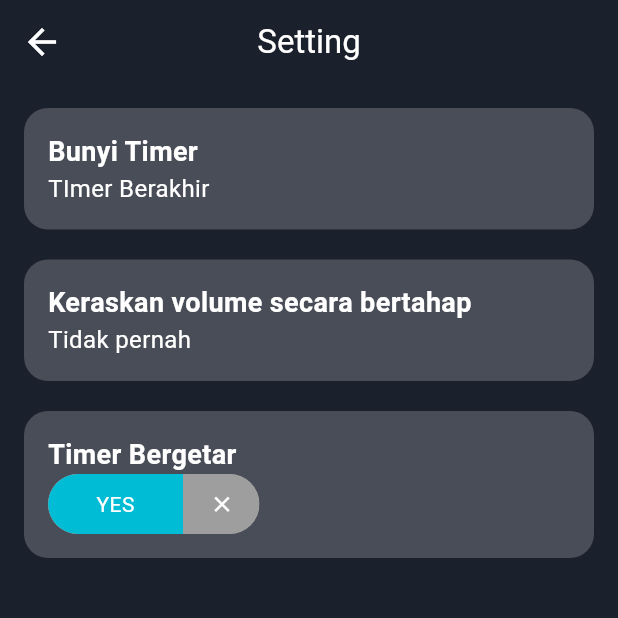
After one commit to fremasadi/timer-bloc, a Flutter app: the screen it shows after launch, after a tap on the "settings" icon, on a phone screen of 412 x 824 dp, the top half of it. The commit adds this screen. Run offline on Flutter 3.47's test engine with Material 3 defaults, Android fonts, the phone set to English and light mode, and no system bars; drawn by our look-alikes of toggle_switch; our stand-ins replace flutter_bloc, percent_indicator.

```diff
--- a/lib/blocs/timer_bloc.dart
+++ b/lib/blocs/timer_bloc.dart
@@ -4,7 +4,7 @@ import 'package:timer_app/blocs/bloc_event.dart';
 import 'timer_state.dart';
 
 class TimerBloc extends Bloc<TimerEvent, TimerState> {
-  List<Timer?> _timers = []; // List untuk menyimpan semua Timer
+  final List<Timer?> _timers = []; // List untuk menyimpan semua Timer
 
   TimerBloc()
       : super(TimerState(
--- a/lib/main.dart
+++ b/lib/main.dart
@@ -1,5 +1,6 @@
 import 'package:flutter/material.dart';
 import 'package:flutter_bloc/flutter_bloc.dart';
+import 'package:timer_app/constants/app_colors.dart';
 import 'package:timer_app/screens/home_screen.dart';
 
 import 'blocs/timer_bloc.dart';
@@ -14,11 +15,17 @@ void main() {
 }
 
 class MyApp extends StatelessWidget {
+  const MyApp({super.key});
+
   @override
   Widget build(BuildContext context) {
-    return const MaterialApp(
+    return MaterialApp(
       debugShowCheckedModeBanner: false,
       home: HomeScreen(),
+      theme: ThemeData(
+        scaffoldBackgroundColor: AppColors.primary,
+        appBarTheme: AppBarTheme(backgroundColor: AppColors.primary),
+      ),
     );
   }
 }
--- a/lib/screens/home_screen.dart
+++ b/lib/screens/home_screen.dart
@@ -2,6 +2,7 @@ import 'package:flutter/material.dart';
 import 'package:flutter_bloc/flutter_bloc.dart';
 import 'package:timer_app/constants/app_colors.dart';
 import 'package:timer_app/screens/result_screen.dart';
+import 'package:timer_app/screens/setting_screen.dart';
 
 import '../blocs/bloc_event.dart';
 import '../blocs/timer_bloc.dart';
@@ -60,7 +61,6 @@ class _HomeScreenState extends State<HomeScreen> {
   @override
   Widget build(BuildContext context) {
     return Scaffold(
-      backgroundColor: AppColors.primary,
       appBar: AppBar(
         title: Text(
           'FreTimer',
@@ -69,7 +69,18 @@ class _HomeScreenState extends State<HomeScreen> {
             color: AppColors.white,
           ),
         ),
-        backgroundColor: AppColors.primary,
+        actions: [
+          IconButton(
+            onPressed: () {
+              Navigator.push(context,
+                  MaterialPageRoute(builder: (context) => SettingScreen()));
+            },
+            icon: Icon(
+              Icons.settings,
+              color: AppColors.white,
+            ),
+          ),
+        ],
       ),
       body: SingleChildScrollView(
         child: Column(
--- /dev/null
+++ b/lib/screens/setting_screen.dart
@@ -0,0 +1,83 @@
+import 'package:flutter/material.dart';
+import 'package:timer_app/constants/app_colors.dart';
+import 'package:timer_app/screens/widgets/horizontal_card.dart';
+import 'package:toggle_switch/toggle_switch.dart';
+
+class SettingScreen extends StatelessWidget {
+  const SettingScreen({super.key});
+
+  @override
+  Widget build(BuildContext context) {
+    return Scaffold(
+      appBar: AppBar(
+        leading: IconButton(
+          onPressed: () {
+            Navigator.pop(context);
+          },
+          icon: Icon(
+            Icons.arrow_back,
+            size: 28,
+            color: AppColors.white,
+          ),
+        ),
+        centerTitle: true,
+        title: Text(
+          'Setting',
+          style: TextStyle(
+            fontSize: 22,
+            color: AppColors.white,
+          ),
+        ),
+      ),
+      body: SingleChildScrollView(
+        child: Padding(
+          padding: const EdgeInsets.all(16.0),
+          child: Column(
+            children: [
+              HorizontalCard(
+                title: 'Bunyi Timer',
+                subTitle: Text(
+                  'TImer Berakhir',
+                  style: TextStyle(
+                    fontSize: 16,
+                    color: AppColors.white,
+                  ),
+                ),
+              ),
+              HorizontalCard(
+                title: 'Keraskan volume secara bertahap',
+                subTitle: Text(
+                  'Tidak pernah',
+                  style: TextStyle(
+                    fontSize: 16,
+                    color: AppColors.white,
+                  ),
+                ),
+              ),
+              HorizontalCard(
+                title: 'Timer Bergetar',
+                subTitle: ToggleSwitch(
+                  customWidths: [90.0, 50.0],
+                  cornerRadius: 20.0,
+                  activeBgColors: [
+                    [Colors.cyan],
+                    [Colors.redAccent]
+                  ],
+                  activeFgColor: Colors.white,
+                  inactiveBgColor: Colors.grey,
+                  inactiveFgColor: Colors.white,
+                  totalSwitches: 2,
+                  labels: ['YES', ''],
+                  icons: [null, Icons.clear],
+                  onToggle: (index) {
+                    print('switched to: $index');
+                  },
+                ),
+              ),
+            ],
+          ),
+        ),
+      ),
+    );
+  }
+}
--- /dev/null
+++ b/lib/screens/widgets/horizontal_card.dart
@@ -0,0 +1,41 @@
+import 'package:flutter/material.dart';
+
+import '../../constants/app_colors.dart';
+
+class HorizontalCard extends StatelessWidget {
+  const HorizontalCard({
+    super.key,
+    required this.title,
+    required this.subTitle,
+  });
+
+  final String title;
+  final Widget subTitle;
+
+  @override
+  Widget build(BuildContext context) {
+    return Container(
+      width: double.infinity,
+      padding: const EdgeInsets.all(16),
+      margin: const EdgeInsets.only(bottom: 20),
+      decoration: BoxDecoration(
+        color: AppColors.white.withOpacity(0.2),
+        borderRadius: BorderRadius.circular(16),
+      ),
+      child: Column(
+        crossAxisAlignment: CrossAxisAlignment.start,
+        children: [
+          Text(
+            title,
+            style: TextStyle(
+              fontSize: 18,
+              fontWeight: FontWeight.w700,
+              color: AppColors.white,
+            ),
+          ),
+          subTitle
+        ],
+      ),
+    );
+  }
+}
--- a/pubspec.yaml
+++ b/pubspec.yaml
@@ -39,6 +39,7 @@ dependencies:
   bloc: ^8.1.4
   flutter_bloc: ^8.1.6
   equatable: ^2.0.5
+  toggle_switch: ^2.3.0
 
 dev_dependencies:
   flutter_test:
```
Also changed, not shown: lib/screens/result_screen.dart (+6 -79 lines), lib/screens/widgets/circular_progess_indicator.dart (added, +60 -0 lines), lib/screens/widgets/circular_proses_widget.dart (added, +93 -0 lines), pubspec.lock.
